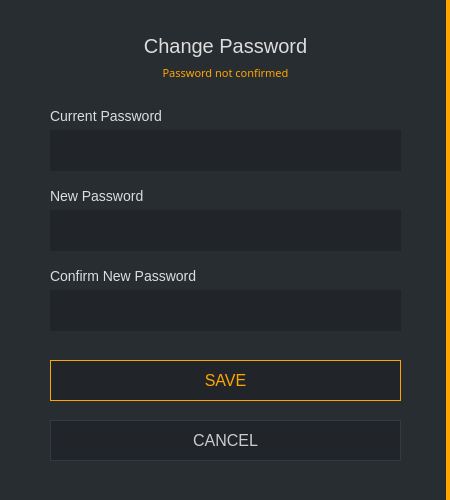
ConcealNetwork/conceal-desktop, file src/gui/ui/changepassworddialog.ui: the form before one commit.
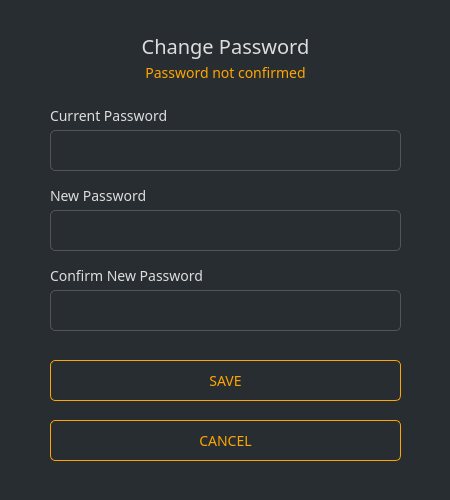
The form after the commit.

Commit message: Update the styling on the change password dialog

```diff
--- a/src/gui/ui/changepassworddialog.ui
+++ b/src/gui/ui/changepassworddialog.ui
@@ -32,7 +32,7 @@
    <string>Change Password</string>
   </property>
   <property name="styleSheet">
-   <string notr="true">background-color: #212529; color: #ddd; border: 0px;</string>
+   <string notr="true">background-color: #282d31; color: #ddd; border: 0px; font-family: Poppins;</string>
   </property>
   <layout class="QGridLayout" name="gridLayout">
    <property name="leftMargin">
@@ -50,7 +50,7 @@
    <item row="0" column="0" colspan="2">
     <widget class="QGroupBox" name="groupBox">
      <property name="styleSheet">
-      <string notr="true">background-color: #282d31; border-right: 4px solid orange;</string>
+      <string notr="true"/>
      </property>
      <property name="title">
       <string/>
@@ -66,6 +66,7 @@
       </property>
       <property name="font">
        <font>
+        <family>Poppins</family>
         <pointsize>-1</pointsize>
        </font>
       </property>
@@ -96,14 +97,11 @@
       <property name="font">
        <font>
         <family>Poppins</family>
-        <pointsize>9</pointsize>
+        <pointsize>-1</pointsize>
        </font>
       </property>
       <property name="styleSheet">
-       <string notr="true">background-color: #212529;
-border-right: 0px;
-color: #e5e5e5;
-padding: 5px;</string>
+       <string notr="true">padding: 3px; border: 1px solid #555; border-radius: 5px; font-family: 'Poppins'; font-size: 14px; color: #aaa;</string>
       </property>
       <property name="echoMode">
        <enum>QLineEdit::Password</enum>
@@ -126,6 +124,7 @@
       </property>
       <property name="font">
        <font>
+        <family>Poppins</family>
         <pointsize>-1</pointsize>
        </font>
       </property>
@@ -162,14 +161,11 @@
       <property name="font">
        <font>
         <family>Poppins</family>
-        <pointsize>9</pointsize>
+        <pointsize>-1</pointsize>
        </font>
       </property>
       <property name="styleSheet">
-       <string notr="true">background-color: #212529;
-border-right: 0px;
-color: #e5e5e5;
-padding: 5px;</string>
+       <string notr="true">padding: 3px; border: 1px solid #555; border-radius: 5px; font-family: 'Poppins'; font-size: 14px; color: #aaa;</string>
       </property>
       <property name="echoMode">
        <enum>QLineEdit::Password</enum>
@@ -192,6 +188,7 @@
       </property>
       <property name="font">
        <font>
+        <family>Poppins</family>
         <pointsize>-1</pointsize>
        </font>
       </property>
@@ -222,14 +219,11 @@
       <property name="font">
        <font>
         <family>Poppins</family>
-        <pointsize>9</pointsize>
+        <pointsize>-1</pointsize>
        </font>
       </property>
       <property name="styleSheet">
-       <string notr="true">background-color: #212529;
-border-right: 0px;
-color: #e5e5e5;
-padding: 5px;</string>
+       <string notr="true">padding: 3px; border: 1px solid #555; border-radius: 5px; font-family: 'Poppins'; font-size: 14px; color: #aaa;</string>
       </property>
       <property name="echoMode">
        <enum>QLineEdit::Password</enum>
@@ -254,7 +248,7 @@
        </font>
       </property>
       <property name="styleSheet">
-       <string notr="true">color: orange; font: 11px; font-family: Poppins; border-right: 0px;</string>
+       <string notr="true">color: orange;border-right: 0px;font-size: 14px;</string>
       </property>
       <property name="text">
        <string>Password not confirmed</string>
@@ -283,13 +277,12 @@
       </property>
       <property name="font">
        <font>
+        <family>Poppins</family>
         <pointsize>-1</pointsize>
        </font>
       </property>
       <property name="styleSheet">
-       <string notr="true">QPushButton#m_okButton {color: orange; background-color: #212529; border: 1px solid orange; font-size: 16px;}
-
-QPushButton#m_okButton:hover {color: orange; background-color: #212529; border: 2px solid orange; font-size: 16px;}</string>
+       <string notr="true">color: orange; border: 1px solid orange; font-size: 14px; border-radius: 5px;</string>
       </property>
       <property name="text">
        <string>SAVE</string>
@@ -315,13 +308,12 @@
       </property>
       <property name="font">
        <font>
+        <family>Poppins</family>
         <pointsize>-1</pointsize>
        </font>
       </property>
       <property name="styleSheet">
-       <string notr="true">QPushButton#m_cancelButton {color: #ccc; border: 1px solid #343a40; font-size: 16px; background-color: #212529;}
-
-QPushButton#m_cancelButton:hover {color: #ddd; border: 2px solid #444; font-size: 16px; background-color: #212529;}</string>
+       <string notr="true">color: orange; border: 1px solid orange; font-size: 14px; border-radius: 5px;</string>
       </property>
       <property name="text">
        <string>CANCEL</string>
@@ -338,6 +330,7 @@
       </property>
       <property name="font">
        <font>
+        <family>Poppins</family>
         <pointsize>-1</pointsize>
        </font>
       </property>
```
Left out of the diff: 12 changed lines with no effect on the pictures.
